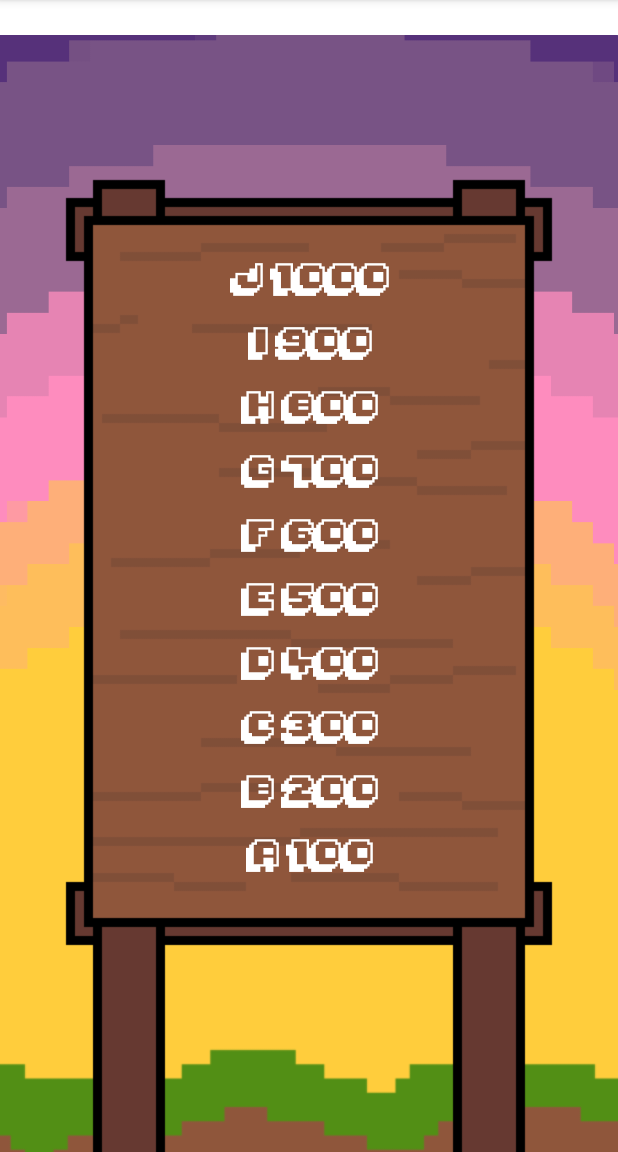
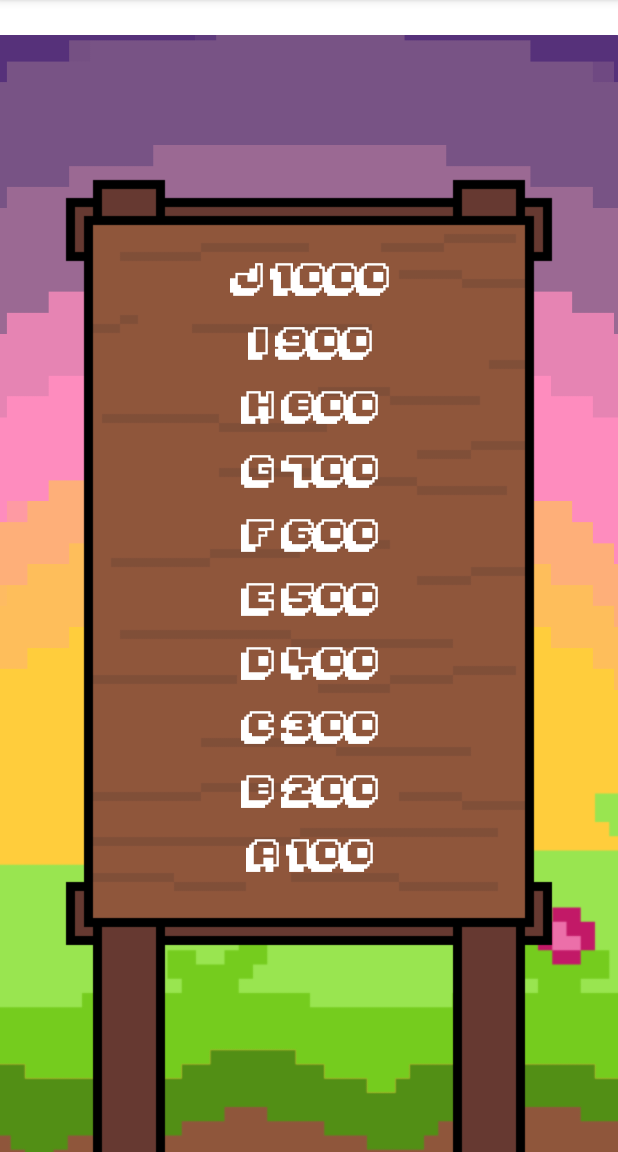
Before and after one commit to itggot-Harry-Norrman/Whack-a-mole-interaction, an Android app: the screen it shows after launch (scoreboardActivity), after a tap on an icon or button, on a phone screen of 412 x 824 dp, the part 84-1236 px from its top. Run offline under Robolectric (Android 15) with nearby library versions, the phone set to English and light mode, and no system bars; 1 other tap on this screen came first.

Commit message:
added grass

```diff
--- a/app/src/main/res/layout/activity_game.xml
+++ b/app/src/main/res/layout/activity_game.xml
@@ -77,17 +77,6 @@
         app:layout_constraintTop_toTopOf="parent"
         app:layout_constraintVertical_bias="0.04000002" />
 
-    <ImageView
-        android:id="@+id/molev"
-        android:layout_width="175dp"
-        android:layout_height="211dp"
-        app:layout_constraintBottom_toBottomOf="@+id/imageView"
-        app:layout_constraintEnd_toEndOf="parent"
-        app:layout_constraintStart_toStartOf="parent"
-        app:layout_constraintTop_toTopOf="parent"
-        app:layout_constraintVertical_bias="0.621"
-        app:srcCompat="@drawable/molebig" />
-
     <TextView
         android:id="@+id/score"
         android:layout_width="wrap_content"
@@ -127,6 +116,17 @@
         app:layout_constraintTop_toTopOf="parent" />
 
     <ImageView
+        android:id="@+id/molev"
+        android:layout_width="175dp"
+        android:layout_height="211dp"
+        app:layout_constraintBottom_toBottomOf="@+id/imageView"
+        app:layout_constraintEnd_toEndOf="parent"
+        app:layout_constraintStart_toStartOf="parent"
+        app:layout_constraintTop_toTopOf="parent"
+        app:layout_constraintVertical_bias="0.621"
+        app:srcCompat="@drawable/molebig" />
+
+    <ImageView
         android:id="@+id/start_popup"
         android:layout_width="353dp"
         android:layout_height="659dp"
--- a/app/src/main/res/layout/activity_scoreboard.xml
+++ b/app/src/main/res/layout/activity_scoreboard.xml
@@ -20,6 +20,17 @@
 
     <ImageView
         android:id="@+id/imageView8"
+        android:layout_width="608dp"
+        android:layout_height="640dp"
+        android:layout_marginTop="-350dp"
+        app:layout_constraintEnd_toEndOf="parent"
+        app:layout_constraintHorizontal_bias="0.502"
+        app:layout_constraintStart_toStartOf="parent"
+        app:layout_constraintTop_toBottomOf="@+id/imageView7"
+        app:srcCompat="@drawable/grass2" />
+
+    <ImageView
+        android:id="@+id/imageView9"
         android:layout_width="608dp"
         android:layout_height="640dp"
         android:layout_marginTop="-350dp"
```
